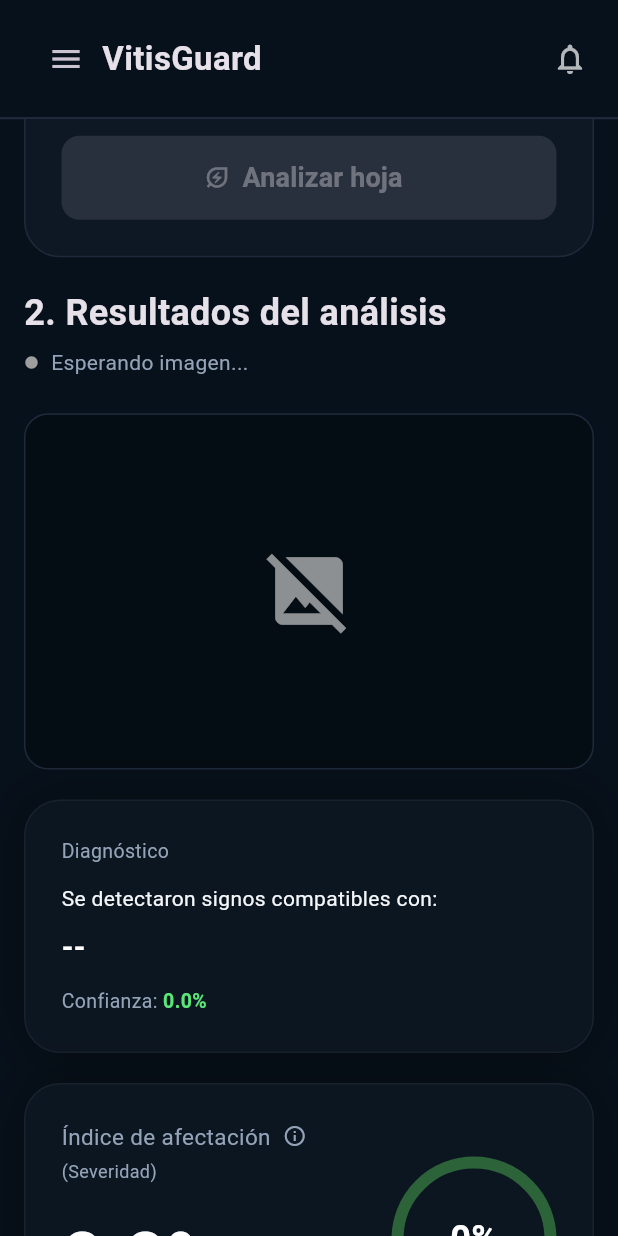
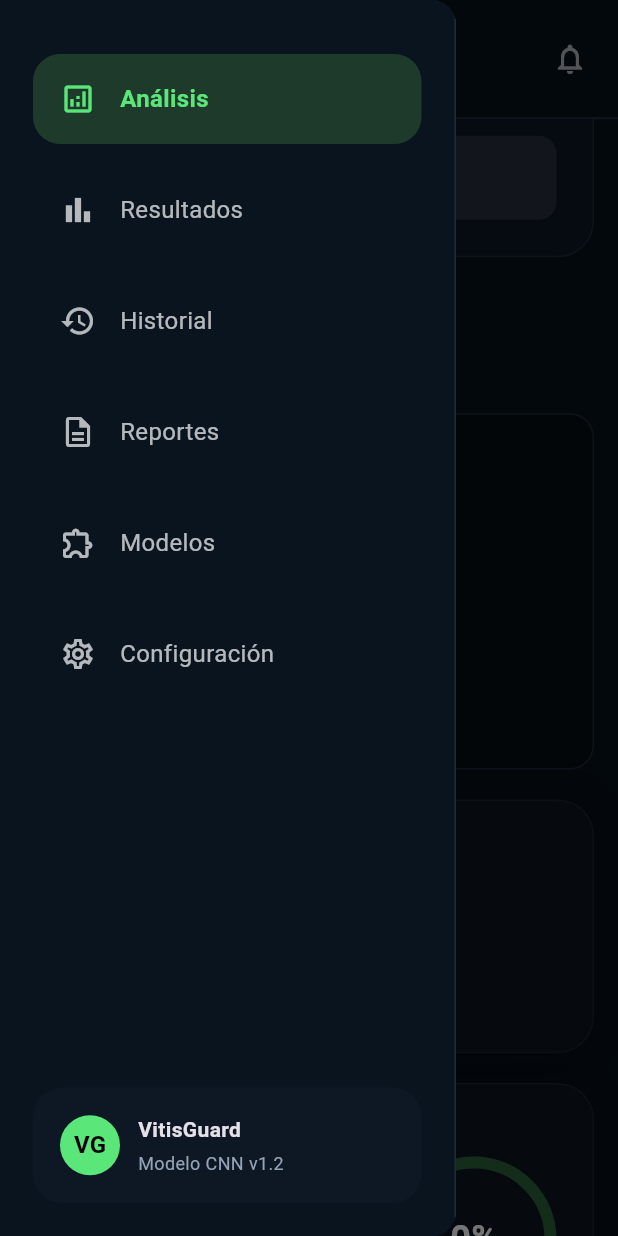
Before and after one commit to francisayala/VitisGuard, a Flutter app: the screen it shows after launch, scrolled down 576 dp, after a tap on the "menu" icon, on a phone screen of 412 x 824 dp. Run offline on Flutter 3.47's test engine with Material 3 defaults, Android fonts, the phone set to English and light mode, and no system bars; our stand-ins replace file_picker, sqflite_common_ffi; accounts and stored records are empty.

Commit message:
arreglo bug de barra lateral izquierda, ya se abre la barra al momento de poner la pantalla en modo celular

```diff
--- a/vitisguard_frontend/lib/screens/dashboard_screen.dart
+++ b/vitisguard_frontend/lib/screens/dashboard_screen.dart
@@ -230,10 +230,15 @@
       ),
       child: Row(
         children: [
+          // ¡Aquí está el salvavidas aplicado correctamente!
           if (isMobile)
-            IconButton(
-              icon: const Icon(Icons.menu),
-              onPressed: () => Scaffold.of(context).openDrawer(),
+            Builder(
+              builder: (BuildContext innerContext) {
+                return IconButton(
+                  icon: const Icon(Icons.menu),
+                  onPressed: () => Scaffold.of(innerContext).openDrawer(),
+                );
+              },
             ),
           const Text(
             "VitisGuard",
```
